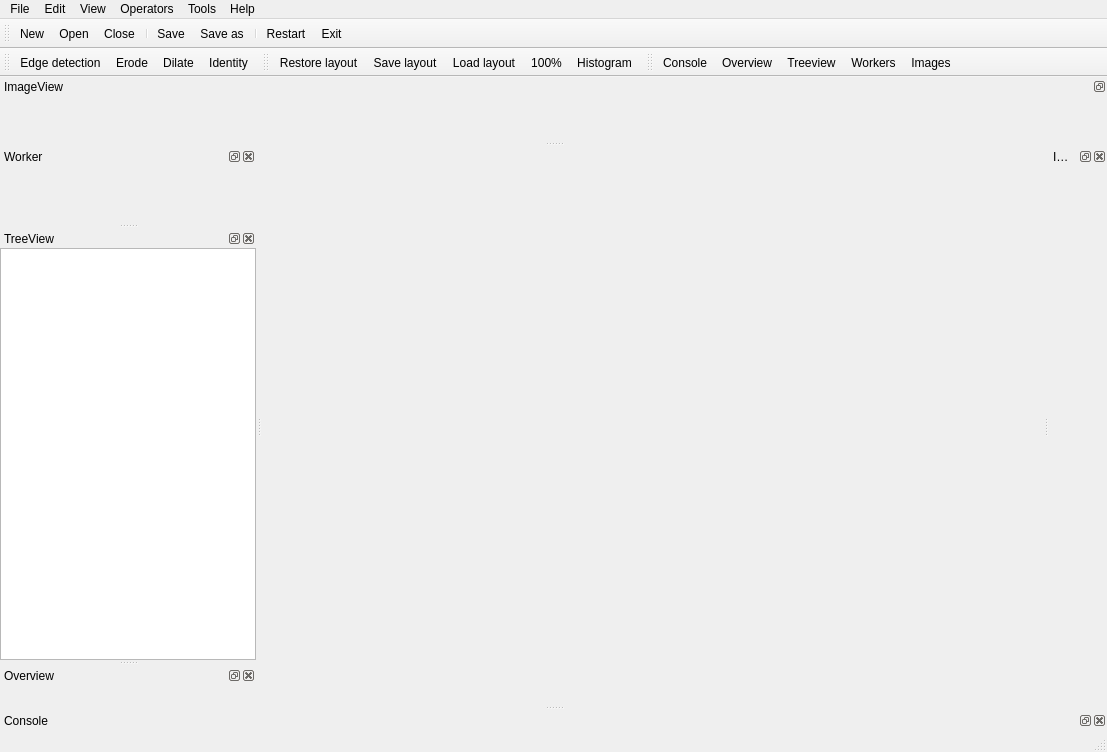
The window that resources/ui/main.ui (flegac/piaf-edit) describes before a commit, drawn with Qt 5.
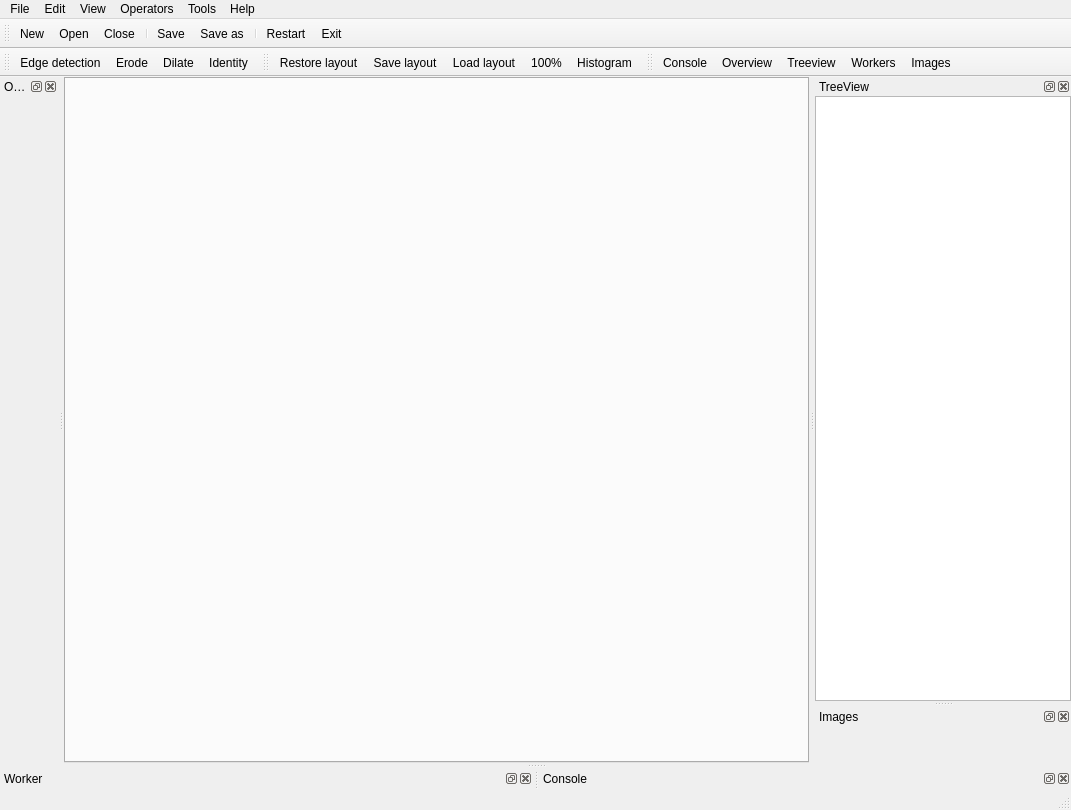
The same window after the commit. Custom widgets are drawn as their Qt base class.

```diff
--- a/resources/ui/main.ui
+++ b/resources/ui/main.ui
@@ -6,8 +6,8 @@
    <rect>
     <x>0</x>
     <y>0</y>
-    <width>1107</width>
-    <height>752</height>
+    <width>1071</width>
+    <height>810</height>
    </rect>
   </property>
   <property name="windowTitle">
@@ -15,15 +15,15 @@
   </property>
   <widget class="QWidget" name="centralwidget">
    <property name="enabled">
-    <bool>false</bool>
+    <bool>true</bool>
    </property>
    <property name="sizePolicy">
-    <sizepolicy hsizetype="Ignored" vsizetype="Ignored">
+    <sizepolicy hsizetype="Expanding" vsizetype="Expanding">
      <horstretch>0</horstretch>
      <verstretch>0</verstretch>
     </sizepolicy>
    </property>
-   <layout class="QVBoxLayout" name="verticalLayout_3">
+   <layout class="QHBoxLayout" name="horizontalLayout" stretch="0">
     <property name="spacing">
      <number>0</number>
     </property>
@@ -39,6 +39,31 @@
     <property name="bottomMargin">
      <number>0</number>
     </property>
+    <item>
+     <widget class="QTabWidget" name="image">
+      <property name="enabled">
+       <bool>true</bool>
+      </property>
+      <property name="sizePolicy">
+       <sizepolicy hsizetype="Expanding" vsizetype="Expanding">
+        <horstretch>0</horstretch>
+        <verstretch>0</verstretch>
+       </sizepolicy>
+      </property>
+      <property name="currentIndex">
+       <number>-1</number>
+      </property>
+      <property name="tabsClosable">
+       <bool>true</bool>
+      </property>
+      <property name="movable">
+       <bool>true</bool>
+      </property>
+      <property name="tabBarAutoHide">
+       <bool>true</bool>
+      </property>
+     </widget>
+    </item>
    </layout>
   </widget>
   <widget class="QMenuBar" name="menubar">
@@ -46,8 +71,8 @@
     <rect>
      <x>0</x>
      <y>0</y>
-     <width>1107</width>
-     <height>22</height>
+     <width>1071</width>
+     <height>21</height>
     </rect>
    </property>
    <widget class="QMenu" name="menuFile">
@@ -118,11 +143,9 @@
     <string>Worker</string>
    </property>
    <attribute name="dockWidgetArea">
-    <number>1</number>
+    <number>8</number>
    </attribute>
-   <widget class="WorkerManagerWidget" name="worker">
-    <layout class="QVBoxLayout" name="verticalLayout"/>
-   </widget>
+   <widget class="WorkerManagerWidget" name="worker"/>
   </widget>
   <widget class="DockWidget" name="consoleDock">
    <property name="windowTitle">
@@ -138,7 +161,7 @@
     <string>TreeView</string>
    </property>
    <attribute name="dockWidgetArea">
-    <number>1</number>
+    <number>2</number>
    </attribute>
    <widget class="QWidget" name="treeViewWidget">
     <layout class="QVBoxLayout" name="verticalLayout_2">
@@ -251,40 +274,6 @@
    <addaction name="actionWorkers"/>
    <addaction name="actionImages"/>
   </widget>
-  <widget class="DockWidget" name="imageDock">
-   <property name="sizePolicy">
-    <sizepolicy hsizetype="Expanding" vsizetype="Expanding">
-     <horstretch>0</horstretch>
-     <verstretch>0</verstretch>
-    </sizepolicy>
-   </property>
-   <property name="minimumSize">
-    <size>
-     <width>64</width>
-     <height>64</height>
-    </size>
-   </property>
-   <property name="features">
-    <set>QDockWidget::DockWidgetFloatable|QDockWidget::DockWidgetMovable</set>
-   </property>
-   <property name="allowedAreas">
-    <set>Qt::AllDockWidgetAreas</set>
-   </property>
-   <property name="windowTitle">
-    <string>ImageView</string>
-   </property>
-   <attribute name="dockWidgetArea">
-    <number>4</number>
-   </attribute>
-   <widget class="QWidget" name="image">
-    <property name="sizePolicy">
-     <sizepolicy hsizetype="Expanding" vsizetype="Expanding">
-      <horstretch>0</horstretch>
-      <verstretch>0</verstretch>
-     </sizepolicy>
-    </property>
-   </widget>
-  </widget>
   <action name="actionOpen">
    <property name="text">
     <string>Open</string>
```
Left out of the diff: 3 changed lines with no effect on the pictures.
